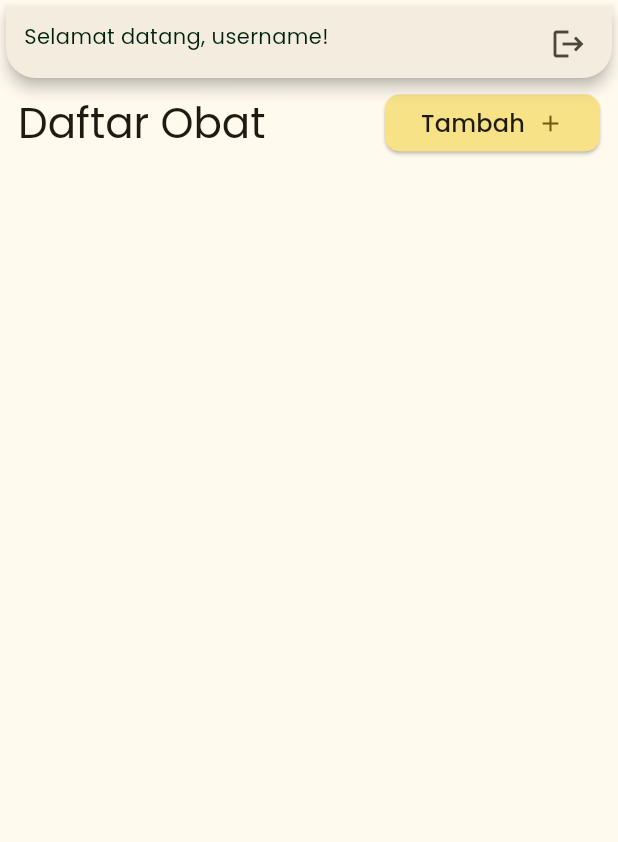
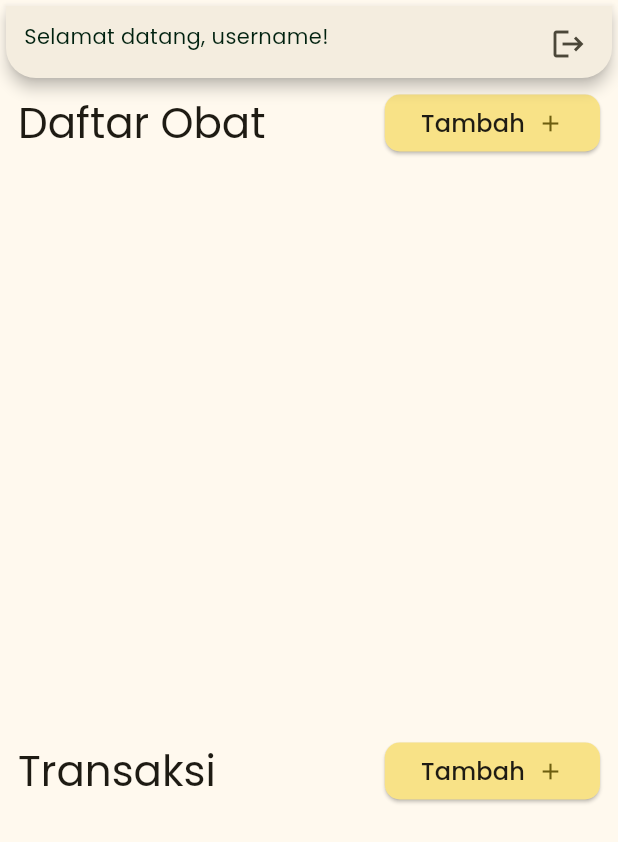
Before and after one commit to raziqaizza/flutter-pampotek, a Flutter app: the HomeScreen screen opened by its route, on a phone screen of 412 x 824 dp. Shown: the top 842 px of the screen. Run offline on Flutter 3.47's test engine with Material 3 defaults, Android fonts, the phone set to English and light mode, and no system bars; our stand-ins replace firebase_auth, firebase_core, firebase_database, flutter_svg, get_it, google_fonts; accounts and stored records are empty; network calls fail.

Commit message:
Add transkasi screen

```diff
--- a/lib/main.dart
+++ b/lib/main.dart
@@ -10,6 +10,7 @@ import 'package:flutter_pampotek/domain/usecases/get_obat.dart';
 import 'package:flutter_pampotek/domain/usecases/update_obat.dart';
 import 'package:flutter_pampotek/firebase_options.dart';
 import 'package:flutter_pampotek/ui/add_obat_screen.dart';
+import 'package:flutter_pampotek/ui/add_transaksi_screen.dart';
 import 'package:flutter_pampotek/ui/edit_obat_screen.dart';
 import 'package:flutter_pampotek/ui/home_screen.dart';
 import 'package:flutter_pampotek/ui/login_screen.dart';
@@ -66,6 +67,7 @@ class MyApp extends StatelessWidget {
         '/register': (context) => RegisterScreen(),
         '/addObat': (context) => AddObatScreen(),
         '/editObat': (context) => EditObatScreen(),
+        '/addTransaksi': (context) => AddTransaksiScreen(),
       },
     );
   }
--- a/lib/ui/home_screen.dart
+++ b/lib/ui/home_screen.dart
@@ -11,9 +11,11 @@ class HomeScreen extends StatelessWidget {
 
   @override
   Widget build(BuildContext context) {
+    final obatProvider = Provider.of<ObatProvider>(context, listen: false);
+    final obats = obatProvider.obats;
+
     Future.microtask(() {
-      print('microtask home screen');
-      Provider.of<ObatProvider>(context, listen: false).fetchObat();
+      obatProvider.fetchObat();
     });
 
     void toAddObatScreen() {
@@ -22,6 +24,11 @@ class HomeScreen extends StatelessWidget {
 
     void toEditObatScreen(ObatEntitiy obat) {
       Navigator.pushNamed(context, "/editObat", arguments: obat);
+    }
+
+    void toAddTransaksiScreen(List<ObatEntitiy> obats) {
+      print("to transaksi");
+      Navigator.pushNamed(context, "/addTransaksi", arguments: obats);
     }
 
     return Container(
@@ -57,6 +64,41 @@ class HomeScreen extends StatelessWidget {
                             final obat = obatProvider.obats[index];
                             return ItemWidget(
                               onTap: () => toEditObatScreen(obat),
+                              id: obat.id,
+                              namaObat: obat.namaObat,
+                              deskripsiObat: obat.deskripsiObat,
+                              jumlahObat: obat.jumlahObat,
+                            );
+                          },
+                        );
+                      },
+                    ),
+                  ),
+                ),
+                Padding(
+                  padding: const EdgeInsets.fromLTRB(12, 2, 12, 2),
+                  child: Row(
+                    mainAxisAlignment: MainAxisAlignment.spaceBetween,
+                    children: [
+                      const MyHeader(text: "Transaksi"),
+                      MyTransaksiButton(
+                        text: "Tambah",
+                        onPressed: () => toAddTransaksiScreen(obats),
+                      )
+                    ],
+                  ),
+                ),
+                SizedBox(
+                  height: 380,
+                  child: Padding(
+                    padding: const EdgeInsets.fromLTRB(8, 2, 8, 2),
+                    child: Consumer<ObatProvider>(
+                      builder: (context, obatProvider, child) {
+                        return ListView.builder(
+                          itemCount: obatProvider.obats.length,
+                          itemBuilder: (context, index) {
+                            final obat = obatProvider.obats[index];
+                            return ItemWidget(
                               id: obat.id,
                               namaObat: obat.namaObat,
                               deskripsiObat: obat.deskripsiObat,
@@ -190,10 +232,44 @@ class AppBarCard extends StatelessWidget {
 }
 
 class MyButton extends StatelessWidget {
-  const MyButton({super.key, required this.text, required this.onPressed});
+  const MyButton({super.key, required this.text, this.onPressed});
 
   final String text;
   final Function()? onPressed;
+
+  @override
+  Widget build(BuildContext context) {
+    return ElevatedButton(
+      onPressed: onPressed,
+      style: ElevatedButton.styleFrom(
+          backgroundColor: MaterialTheme.lightScheme().primaryContainer,
+          textStyle:
+              TextStyle(color: MaterialTheme.lightScheme().onPrimaryContainer),
+          minimumSize: const Size(120, 38),
+          shape:
+              RoundedRectangleBorder(borderRadius: BorderRadius.circular(10))),
+      child: Row(
+        mainAxisAlignment: MainAxisAlignment.center,
+        children: [
+          Text(
+            text,
+            style: Theme.of(context).textTheme.titleMedium,
+          ),
+          const SizedBox(
+            width: 8,
+          ),
+          const Icon(Icons.add)
+        ],
+      ),
+    );
+  }
+}
+
+class MyTransaksiButton extends StatelessWidget {
+  const MyTransaksiButton({super.key, required this.text, this.onPressed});
+
+  final String text;
+  final VoidCallback? onPressed;
 
   @override
   Widget build(BuildContext context) {
```
Also changed, not shown: lib/ui/add_transaksi_screen.dart (added, +202 -0 lines).
